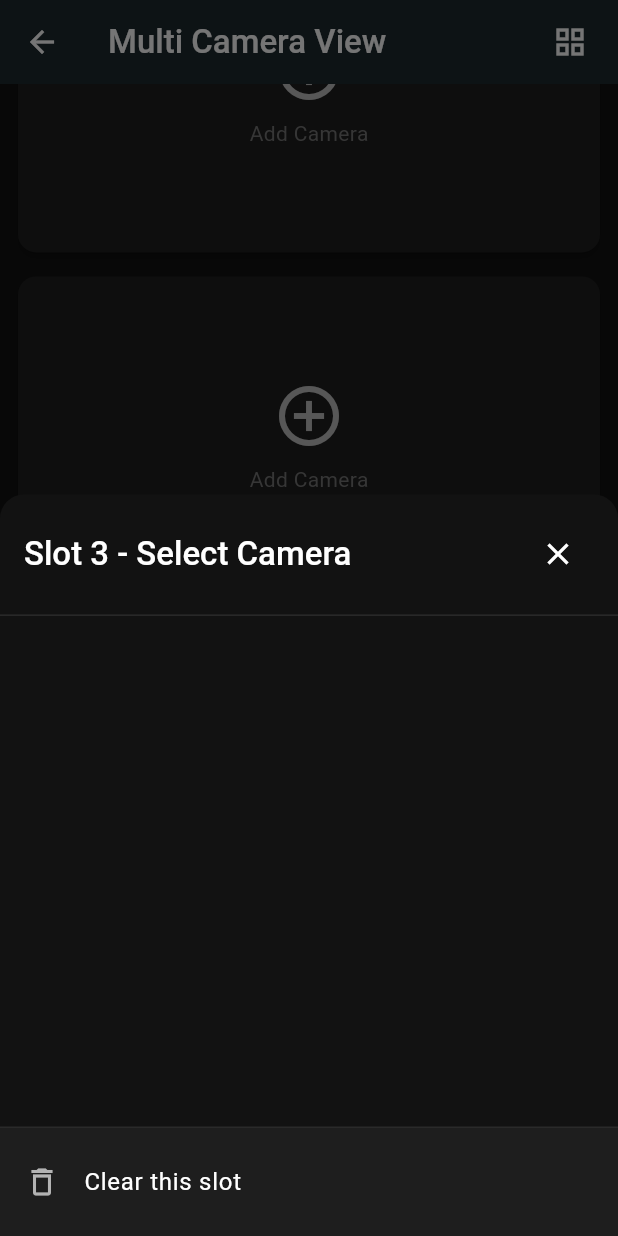
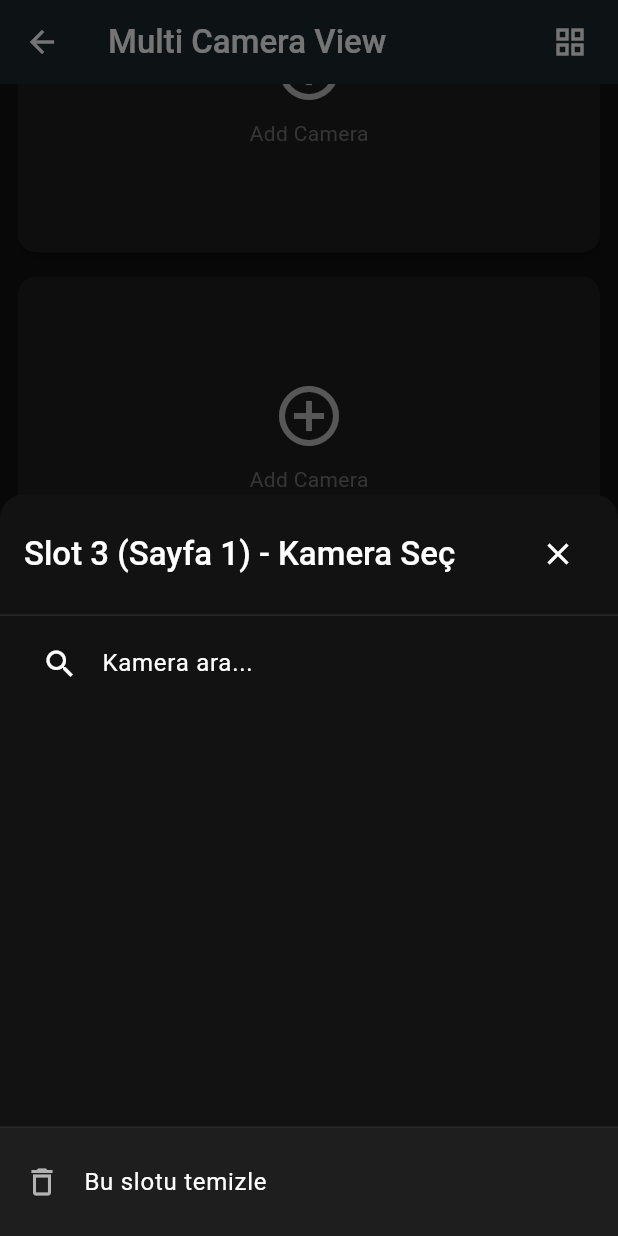
Before and after one commit to Wazirri/flutter-camera-device-management, a Flutter app: the MultiLiveViewScreen screen opened by its route, scrolled down 576 dp, after a tap on "Add Camera", on a phone screen of 412 x 824 dp. Run offline on Flutter 3.47's test engine with Material 3 defaults, Android fonts, the phone set to English and light mode, and no system bars; our stand-ins replace shared_preferences, table_calendar; missing offline and left inert: media_kit, media_kit_video; accounts and stored records are empty; statements that could not run were skipped.

Commit message:
Improve multi-camera view layout:  Adjust player sizes to fit window and allow flexible camera assignments.
Replit-Commit-Author: Agent
Replit-Commit-Session-Id: 4513d270-1459-4d01-af3e-73837d72ebf0
Replit-Commit-Screenshot-Url: https://storage.googleapis.com/screenshot-production-us-central1/761f97f0-b93b-4cf2-aa31-bbc851d98da3/1ced38bb-f381-4fdf-91c0-287b7f980ec7.jpg

```diff
--- a/lib/screens/multi_live_view_screen.dart
+++ b/lib/screens/multi_live_view_screen.dart
@@ -95,54 +95,62 @@ class _MultiLiveViewScreenState extends State<MultiLiveViewScreen> {
 
     // Calculate available height for the grid
     final appBarHeight = AppBar().preferredSize.height;
-    final bottomNavHeight = 56.0; // Estimated height for bottom navigation
+    final bottomNavHeight = ResponsiveHelper.isMobile(context) ? 56.0 : 0.0; // Only for mobile
     final paginationControlsHeight = 60.0; // Estimated height for pagination controls
 
     // Calculate available height for the grid (excluding app bar, pagination controls, and bottom nav)
-    final availableHeight = screenHeight - appBarHeight - (_totalPages > 1 ? paginationControlsHeight : 0) - bottomNavHeight;
+    final availableHeight = screenHeight - appBarHeight - (_totalPages > 1 ? paginationControlsHeight : 0) - bottomNavHeight - 32; // Add extra padding
 
-    // Calculate optimal columns based on available space and 16:9 aspect ratio
+    // First, determine max possible columns based on screen width
+    int maxColumns;
     if (screenWidth > 1400) {
-      _gridColumns = 5;
+      maxColumns = 5;
     } else if (screenWidth > 1100) {
-      _gridColumns = 4;
+      maxColumns = 4;
     } else if (screenWidth > 800) {
-      _gridColumns = 3;
+      maxColumns = 3;
     } else if (screenWidth > 500) {
-      _gridColumns = 2;
+      maxColumns = 2;
     } else {
-      _gridColumns = 1;
+      maxColumns = 1;
     }
 
-    // Calculate the number of rows based on maxCamerasPerPage and columns
+    // Start with max columns and adjust down if needed to fit height
+    _gridColumns = maxColumns;
+
+    // Iteratively check if all cameras fit within the available height
+    bool fitsInHeight = false;
+    while (!fitsInHeight && _gridColumns > 1) {
+      // Calculate the number of rows needed for current column count
       final rowsNeeded = (maxCamerasPerPage / _gridColumns).ceil();
 
-    // If the rows don't fit, reduce columns to ensure they fit within available height
-    final cellWidth = (screenWidth - 16) / _gridColumns; // Account for padding
+      // Calculate cell dimensions based on 16:9 aspect ratio
+      final cellWidth = (screenWidth - 32) / _gridColumns; // Account for padding
       final cellHeight = cellWidth * 9 / 16; // 16:9 aspect ratio
-    final totalGridHeight = cellHeight * rowsNeeded + (rowsNeeded - 1) * 8; // Account for spacing
 
-    if (totalGridHeight > availableHeight && _gridColumns > 1) {
+      // Calculate total grid height including spacing between rows
+      final totalGridHeight = cellHeight * rowsNeeded + (rowsNeeded - 1) * 8;
+
+      if (totalGridHeight <= availableHeight) {
+        fitsInHeight = true;
+      } else {
+        // Reduce columns if it doesn't fit
         _gridColumns -= 1;
+      }
     }
   }
 
   // Method to load cameras for the current page
+  // We now only initialize empty slots, not override existing ones
   void _loadCamerasForCurrentPage() {
-    // Clear all slots
-    for (int i = 0; i < maxCamerasPerPage; i++) {
-      if (_selectedCameras[i] != null) {
-        _players[i].stop();
-      }
-      _selectedCameras[i] = null;
-      _errorStates[i] = false;
-      _loadingStates[i] = false;
-    }
-
-    // Fill slots with cameras from the current page
+    // For initial page load only
+    // No longer clears the slots automatically
+    if (_currentPage == 0 && _selectedCameras.every((camera) => camera == null)) {
+      // Only set up initial cameras for completely empty configuration
       final startIndex = _currentPage * maxCamerasPerPage;
       for (int i = 0; i < maxCamerasPerPage && startIndex + i < _availableCameras.length; i++) {
         _selectCameraForSlot(i, _availableCameras[startIndex + i]);
+      }
     }
   }
 
@@ -209,7 +217,7 @@ class _MultiLiveViewScreenState extends State<MultiLiveViewScreen> {
                     mainAxisAlignment: MainAxisAlignment.spaceBetween,
                     children: [
                       Text(
-                        'Slot ${slot + 1} - Select Camera',
+                        'Slot ${slot + 1} (Sayfa ${_currentPage + 1}) - Kamera Seç',
                         style: Theme.of(context).textTheme.titleLarge,
                       ),
                       IconButton(
@@ -220,13 +228,32 @@ class _MultiLiveViewScreenState extends State<MultiLiveViewScreen> {
                   ),
                 ),
                 const Divider(),
+                // Search field for cameras
+                Padding(
+                  padding: const EdgeInsets.symmetric(horizontal: 16.0, vertical: 8.0),
+                  child: TextField(
+                    decoration: InputDecoration(
+                      hintText: 'Kamera ara...',
+                      prefixIcon: const Icon(Icons.search),
+                      border: OutlineInputBorder(
+                        borderRadius: BorderRadius.circular(8),
+                      ),
+                      contentPadding: const EdgeInsets.symmetric(vertical: 12),
+                    ),
+                    onChanged: (value) {
+                      // Burada arama fonksiyonu eklenebilir
+                    },
+                  ),
+                ),
                 Expanded(
                   child: ListView.builder(
                     controller: scrollController,
+                    // Tüm kameraları göster - sayfa kısıtlaması olmadan
                     itemCount: _availableCameras.length,
                     itemBuilder: (context, index) {
                       final camera = _availableCameras[index];
-                      final isSelected = _selectedCameras.contains(camera);
+                      // Belirli slotta bu kameranın seçili olup olmadığını kontrol et
+                      final isSelected = _selectedCameras[slot] == camera;
 
                       return ListTile(
                         leading: Container(
@@ -260,12 +287,22 @@ class _MultiLiveViewScreenState extends State<MultiLiveViewScreen> {
                         title: Text(camera.name),
                         subtitle: Text(
                           camera.connected
-                              ? 'Connected (${camera.ip})'
-                              : 'Disconnected (${camera.ip})',
+                              ? 'Bağlı (${camera.ip})'
+                              : 'Bağlantı yok (${camera.ip})',
                         ),
-                        trailing: camera.connected
+                        trailing: Row(
+                          mainAxisSize: MainAxisSize.min,
+                          children: [
+                            camera.connected
                                 ? const Icon(Icons.link, color: Colors.green)
                                 : const Icon(Icons.link_off, color: Colors.red),
+                            if (isSelected)
+                              const Padding(
+                                padding: EdgeInsets.only(left: 8.0),
+                                child: Icon(Icons.check_circle, color: Colors.green),
+                              )
+                          ],
+                        ),
                         selected: isSelected,
                         onTap: () {
                           _selectCameraForSlot(slot, camera);
@@ -279,7 +316,7 @@ class _MultiLiveViewScreenState extends State<MultiLiveViewScreen> {
                 const Divider(),
                 ListTile(
                   leading: const Icon(Icons.delete_outline),
-                  title: const Text('Clear this slot'),
+                  title: const Text('Bu slotu temizle'),
                   onTap: () {
                     _clearSlot(slot);
                     Navigator.of(context).pop();
@@ -298,7 +335,8 @@ class _MultiLiveViewScreenState extends State<MultiLiveViewScreen> {
 
     setState(() {
       _currentPage = page;
-      _loadCamerasForCurrentPage();
+      // Do not load cameras automatically - we want to keep the player configuration
+      // between pages and allow manual assignment of cameras to any slot
     });
   }
 
@@ -382,6 +420,7 @@ class _MultiLiveViewScreenState extends State<MultiLiveViewScreen> {
       body: Column(
         children: [
           // Fixed-height grid view of cameras (non-scrollable)
+          // Ensuring all players fit within the screen with proper aspect ratio
           Container(
             height: gridHeight,
             child: GridView.builder(
```
Lines whose indentation alone changed are shown as unchanged.
